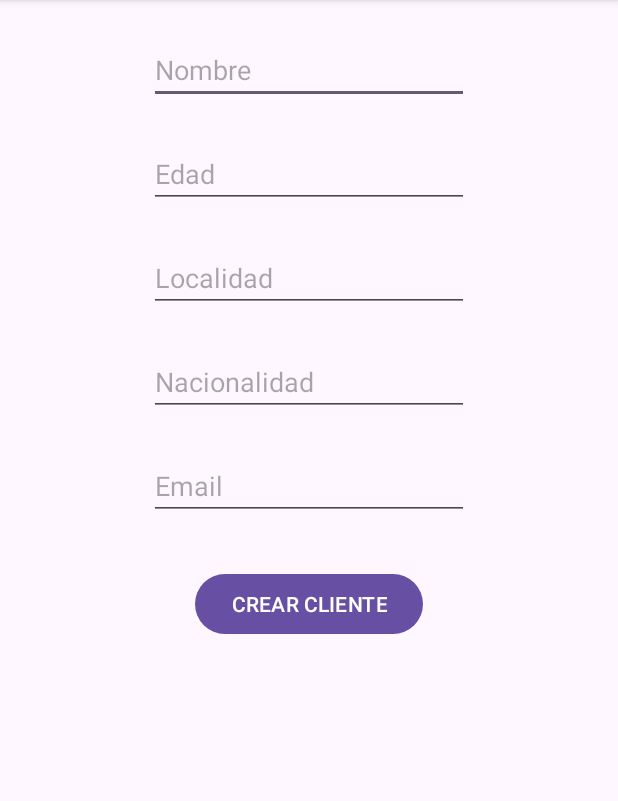
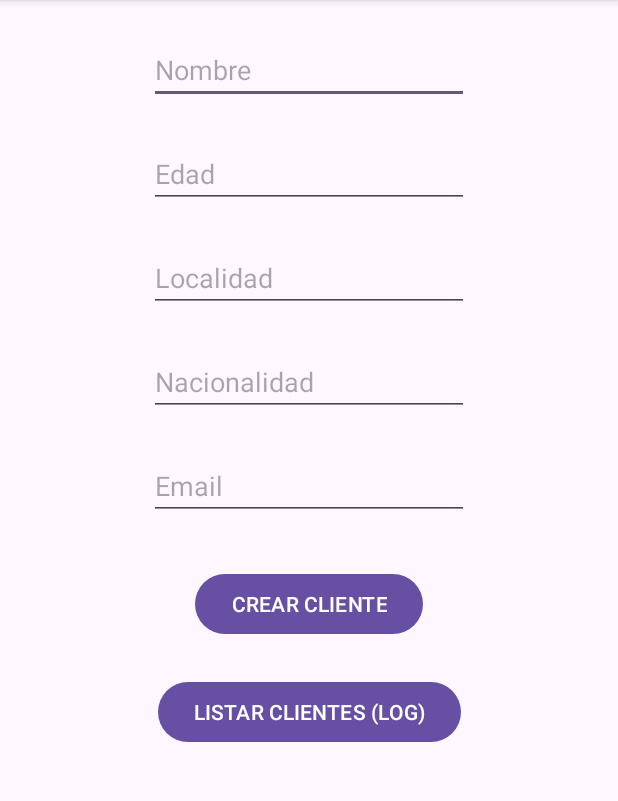
Before and after one commit to Valexx55/CNTGAndroid, an Android app: the InsertarClientesActivity screen opened directly, with no data from a screen before it, on a phone screen of 412 x 824 dp, the part 96-897 px from its top. Run offline under Robolectric (Android 15) with nearby library versions, the phone set to English and light mode, and no system bars; our stand-ins replace Firebase (no records; nobody signed in at launch, a user with empty details on screens opened directly).

Commit message:
FIREBASE REAL TIME

```diff
--- a/app/src/main/res/layout/activity_insertar_clientes.xml
+++ b/app/src/main/res/layout/activity_insertar_clientes.xml
@@ -77,4 +77,15 @@
         app:layout_constraintEnd_toEndOf="parent"
         app:layout_constraintStart_toStartOf="parent"
         app:layout_constraintTop_toBottomOf="@+id/editTextEmail" />
+
+    <Button
+        android:id="@+id/button8"
+        android:layout_width="wrap_content"
+        android:layout_height="wrap_content"
+        android:layout_marginTop="24dp"
+        android:text="LISTAR CLIENTES (LOG)"
+        android:onClick="listarClientesEnBD"
+        app:layout_constraintEnd_toEndOf="parent"
+        app:layout_constraintStart_toStartOf="parent"
+        app:layout_constraintTop_toBottomOf="@+id/button7" />
 </androidx.constraintlayout.widget.ConstraintLayout>
```
Also changed, not shown: app/src/main/java/edu/val/cntgapp/realtimedatabase/InsertarClientesActivity.kt (+47 -0 lines).
